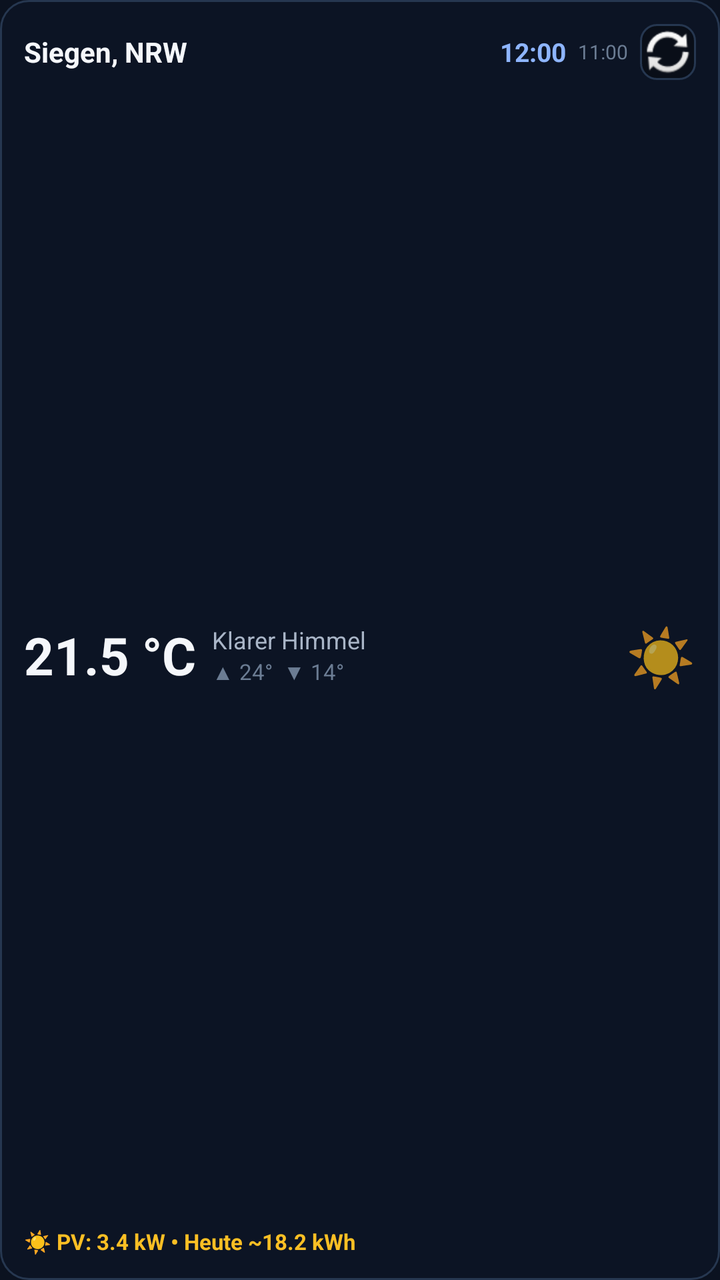
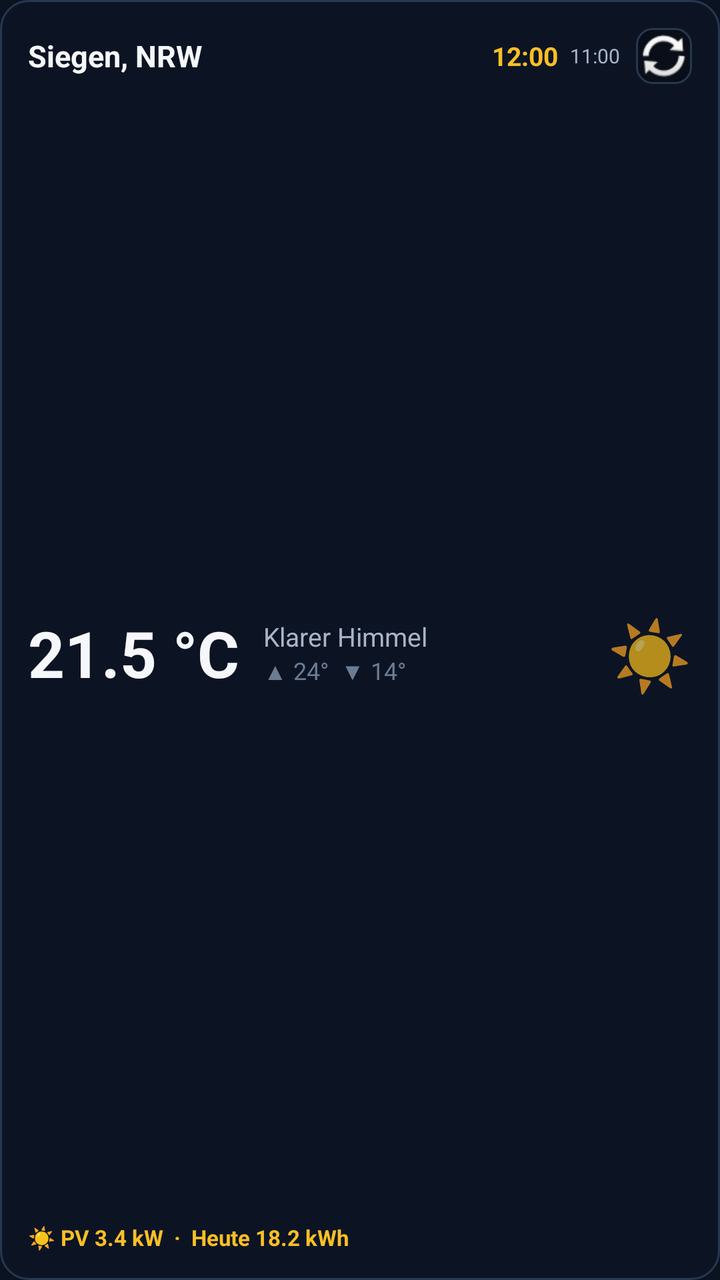

Screens rendered from an Android XML layout before and after an edit, with the pre-edit source and the edit as a unified diff.
<!-- AndroidManifest.xml: application theme Theme.Wetter -->
<!-- res/layout/widget_weather.xml -->
<?xml version="1.0" encoding="utf-8"?>
<LinearLayout xmlns:android="http://schemas.android.com/apk/res/android"
    android:id="@+id/widget_root"
    android:layout_width="match_parent"
    android:layout_height="match_parent"
    android:background="@drawable/widget_bg"
    android:orientation="vertical"
    android:padding="12dp">

    
    <LinearLayout
        android:layout_width="match_parent"
        android:layout_height="wrap_content"
        android:gravity="center_vertical"
        android:orientation="horizontal">

        <TextView
            android:id="@+id/widget_location"
            android:layout_width="0dp"
            android:layout_height="wrap_content"
            android:layout_weight="1"
            android:ellipsize="end"
            android:maxLines="1"
            android:text="Siegen, NRW"
            android:textColor="@color/text_primary"
            android:textSize="14sp"
            android:textStyle="bold" />

        <TextClock
            android:id="@+id/widget_clock"
            android:layout_width="wrap_content"
            android:layout_height="wrap_content"
            android:layout_marginEnd="6dp"
            android:format12Hour="hh:mm"
            android:format24Hour="HH:mm"
            android:textColor="@color/brand_blue"
            android:textSize="13sp"
            android:textStyle="bold" />

        <TextView
            android:id="@+id/widget_updated"
            android:layout_width="wrap_content"
            android:layout_height="wrap_content"
            android:layout_marginEnd="6dp"
            android:text="11:00"
            android:textColor="@color/text_muted"
            android:textSize="10sp" />

        <ImageButton
            android:id="@+id/widget_refresh_btn"
            android:layout_width="28dp"
            android:layout_height="28dp"
            android:background="@drawable/btn_bg"
            android:contentDescription="@string/refresh"
            android:src="@android:drawable/ic_popup_sync" />
    </LinearLayout>

    
    <LinearLayout
        android:layout_width="match_parent"
        android:layout_height="0dp"
        android:layout_marginTop="4dp"
        android:layout_weight="1"
        android:gravity="center_vertical"
        android:orientation="horizontal">

        <TextView
            android:id="@+id/widget_temp"
            android:layout_width="wrap_content"
            android:layout_height="wrap_content"
            android:text="21.5 °C"
            android:textColor="@color/text_primary"
            android:textSize="26sp"
            android:textStyle="bold" />

        <LinearLayout
            android:layout_width="0dp"
            android:layout_height="wrap_content"
            android:layout_marginStart="8dp"
            android:layout_weight="1"
            android:orientation="vertical">

            <TextView
                android:id="@+id/widget_desc"
                android:layout_width="wrap_content"
                android:layout_height="wrap_content"
                android:ellipsize="end"
                android:maxLines="1"
                android:text="Klarer Himmel"
                android:textColor="@color/text_secondary"
                android:textSize="12sp" />

            <TextView
                android:id="@+id/widget_high_low"
                android:layout_width="wrap_content"
                android:layout_height="wrap_content"
                android:text="▲ 24°  ▼ 14°"
                android:textColor="@color/text_muted"
                android:textSize="11sp" />
        </LinearLayout>

        <TextView
            android:id="@+id/widget_icon"
            android:layout_width="wrap_content"
            android:layout_height="wrap_content"
            android:layout_marginStart="6dp"
            android:text="☀️"
            android:textSize="28sp" />
    </LinearLayout>

    
    <LinearLayout
        android:layout_width="match_parent"
        android:layout_height="wrap_content"
        android:layout_marginTop="2dp"
        android:gravity="center_vertical"
        android:orientation="horizontal">

        <TextView
            android:id="@+id/widget_pv"
            android:layout_width="match_parent"
            android:layout_height="wrap_content"
            android:ellipsize="end"
            android:maxLines="1"
            android:text="☀️ PV: 3.4 kW • Heute ~18.2 kWh"
            android:textColor="@color/pv_accent"
            android:textSize="11sp"
            android:textStyle="bold" />
    </LinearLayout>
</LinearLayout>
<!-- resources referenced by this layout -->
<resources>
  <color name="brand_blue">#8eb5ff</color>
  <color name="pv_accent">#fbbf24</color>
  <color name="text_muted">#6b7c93</color>
  <color name="text_primary">#f5f7fb</color>
  <color name="text_secondary">#a9b5c7</color>
  <!-- drawable btn_bg (drawable) -->
  <?xml version="1.0" encoding="utf-8"?>
  <shape xmlns:android="http://schemas.android.com/apk/res/android" android:shape="rectangle">
      <solid android:color="@color/bg_input"/>
      <stroke
          android:width="1dp"
          android:color="@color/border_subtle"/>
      <corners android:radius="8dp"/>
  </shape>
  <!-- drawable widget_bg (drawable) -->
  <?xml version="1.0" encoding="utf-8"?>
  <shape xmlns:android="http://schemas.android.com/apk/res/android" android:shape="rectangle">
      <solid android:color="@color/widget_bg"/>
      <stroke
          android:width="1dp"
          android:color="@color/widget_border"/>
      <corners android:radius="14dp"/>
  </shape>
  <string name="refresh">Aktualisieren</string>
  <style name="Theme.Wetter" parent="@android:style/Theme.Material.NoActionBar">
          <item name="android:textColorPrimary">@color/text_primary</item>
          <item name="android:textColorSecondary">@color/text_secondary</item>
          <item name="android:windowBackground">@color/bg_page</item>
          <item name="android:colorPrimary">@color/bg_surface</item>
          <item name="android:colorPrimaryDark">@color/bg_page</item>
          <item name="android:colorAccent">@color/brand_blue</item>
          <item name="android:statusBarColor">@color/bg_page</item>
          <item name="android:navigationBarColor">@color/bg_surface</item>
      </style>
  <color name="bg_input">#090e18</color>
  <color name="border_subtle">#263750</color>
  <color name="widget_bg">#ea0d1524</color>
  <color name="widget_border">#263750</color>
  <color name="bg_page">#0b1220</color>
  <color name="bg_surface">#090e18</color>
</resources>

<!-- the commit's change to res/layout/widget_weather.xml (unified diff, before → after) -->
@@ -5,7 +5,7 @@
     android:layout_height="match_parent"
     android:background="@drawable/widget_bg"
     android:orientation="vertical"
-    android:padding="12dp">
+    android:padding="14dp">
 
     
     <LinearLayout
@@ -23,7 +23,7 @@
             android:maxLines="1"
             android:text="Siegen, NRW"
             android:textColor="@color/text_primary"
-            android:textSize="14sp"
+            android:textSize="15sp"
             android:textStyle="bold" />
 
         <TextClock
@@ -33,7 +33,7 @@
             android:layout_marginEnd="6dp"
             android:format12Hour="hh:mm"
             android:format24Hour="HH:mm"
-            android:textColor="@color/brand_blue"
+            android:textColor="@color/pv_accent"
             android:textSize="13sp"
             android:textStyle="bold" />
 
@@ -41,9 +41,9 @@
             android:id="@+id/widget_updated"
             android:layout_width="wrap_content"
             android:layout_height="wrap_content"
-            android:layout_marginEnd="6dp"
+            android:layout_marginEnd="8dp"
             android:text="11:00"
-            android:textColor="@color/text_muted"
+            android:textColor="@color/text_secondary"
             android:textSize="10sp" />
 
         <ImageButton
@@ -59,7 +59,7 @@
     <LinearLayout
         android:layout_width="match_parent"
         android:layout_height="0dp"
-        android:layout_marginTop="4dp"
+            android:layout_marginTop="8dp"
         android:layout_weight="1"
         android:gravity="center_vertical"
         android:orientation="horizontal">
@@ -70,13 +70,13 @@
             android:layout_height="wrap_content"
             android:text="21.5 °C"
             android:textColor="@color/text_primary"
-            android:textSize="26sp"
+            android:textSize="32sp"
             android:textStyle="bold" />
 
         <LinearLayout
             android:layout_width="0dp"
             android:layout_height="wrap_content"
-            android:layout_marginStart="8dp"
+            android:layout_marginStart="12dp"
             android:layout_weight="1"
             android:orientation="vertical">
 
@@ -88,7 +88,7 @@
                 android:maxLines="1"
                 android:text="Klarer Himmel"
                 android:textColor="@color/text_secondary"
-                android:textSize="12sp" />
+                android:textSize="13sp" />
 
             <TextView
                 android:id="@+id/widget_high_low"
@@ -96,7 +96,7 @@
                 android:layout_height="wrap_content"
                 android:text="▲ 24°  ▼ 14°"
                 android:textColor="@color/text_muted"
-                android:textSize="11sp" />
+                android:textSize="12sp" />
         </LinearLayout>
 
         <TextView
@@ -105,14 +105,14 @@
             android:layout_height="wrap_content"
             android:layout_marginStart="6dp"
             android:text="☀️"
-            android:textSize="28sp" />
+            android:textSize="34sp" />
     </LinearLayout>
 
     
     <LinearLayout
         android:layout_width="match_parent"
         android:layout_height="wrap_content"
-        android:layout_marginTop="2dp"
+        android:layout_marginTop="8dp"
         android:gravity="center_vertical"
         android:orientation="horizontal">
 
@@ -122,7 +122,7 @@
             android:layout_height="wrap_content"
             android:ellipsize="end"
             android:maxLines="1"
-            android:text="☀️ PV: 3.4 kW • Heute ~18.2 kWh"
+            android:text="☀️ PV 3.4 kW  ·  Heute 18.2 kWh"
             android:textColor="@color/pv_accent"
             android:textSize="11sp"
             android:textStyle="bold" />
<!-- resource entries referenced after the edit -->
@@ -1,6 +1,5 @@
 <!-- resources referenced by this layout -->
 <resources>
-  <color name="brand_blue">#8eb5ff</color>
   <color name="pv_accent">#fbbf24</color>
   <color name="text_muted">#6b7c93</color>
   <color name="text_primary">#f5f7fb</color>
@@ -40,5 +39,6 @@
   <color name="widget_border">#263750</color>
   <color name="bg_page">#0b1220</color>
   <color name="bg_surface">#090e18</color>
+  <color name="brand_blue">#8eb5ff</color>
 </resources>
 
